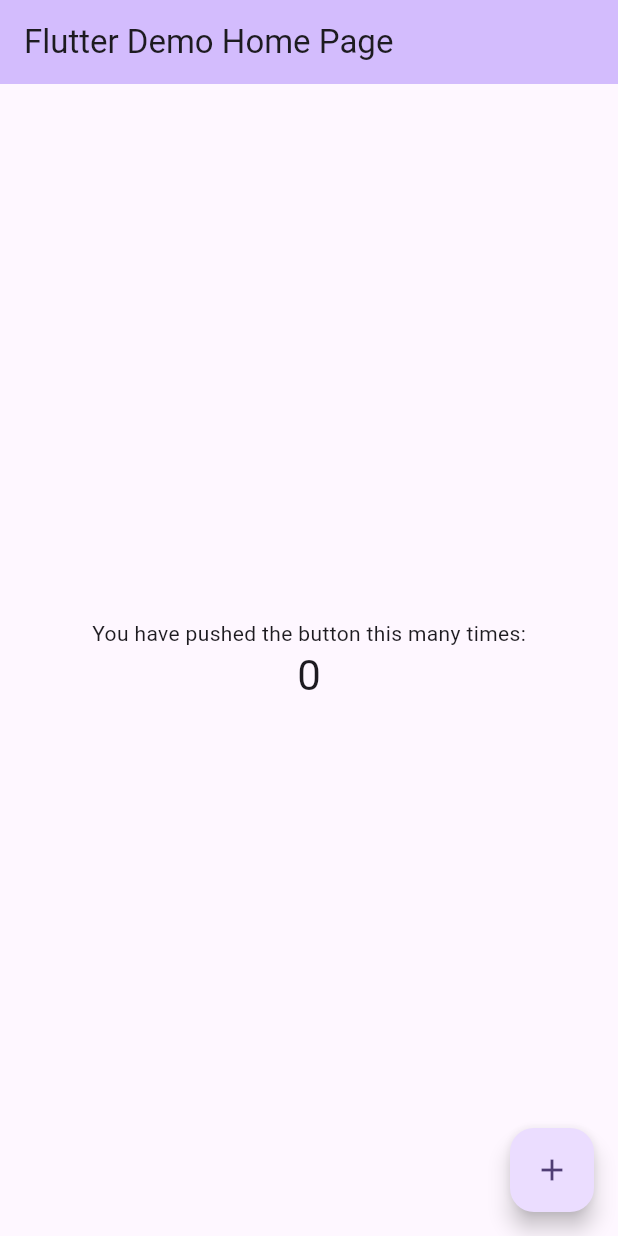
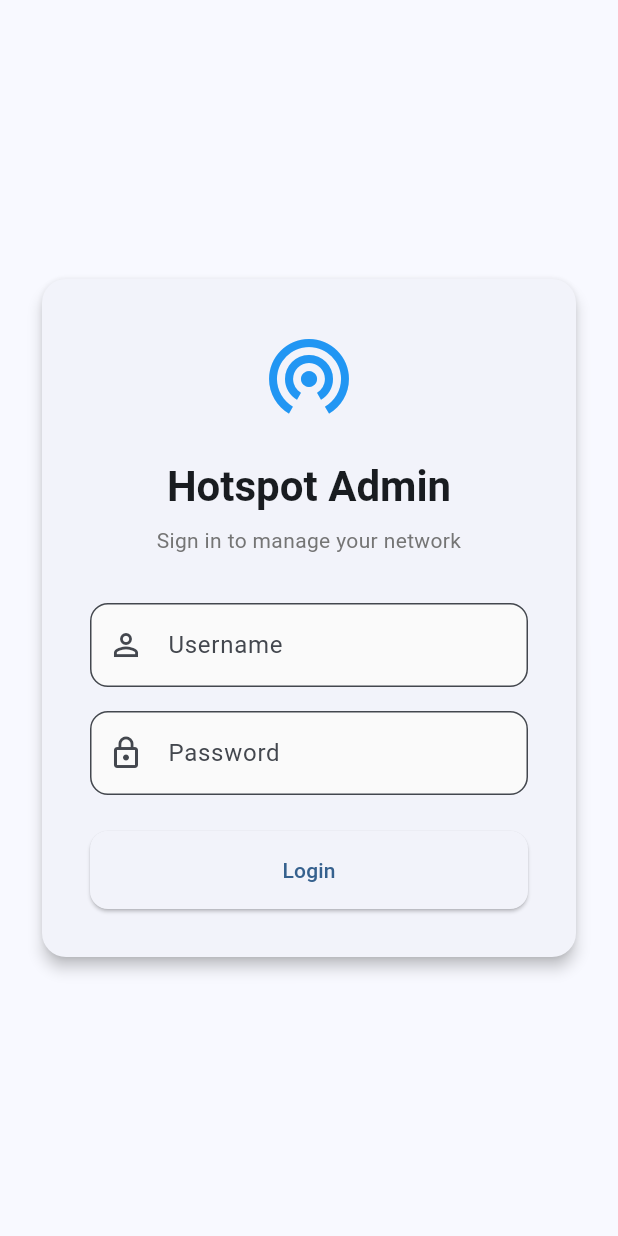
Before and after one commit to could-ai/019ae816-cc54-713b-9705-bed6281723f4, a Flutter app: the screen it shows after launch, on a phone screen of 412 x 824 dp. Run offline on Flutter 3.47's test engine with Material 3 defaults, Android fonts, the phone set to English and light mode, and no system bars.

Commit message:
Setup main application entry point with proper routing and theme configuration.; Create login screen with form validation and responsive layout.; Create dashboard screen with hotspot toggle control and user management list.

```diff
--- a/usr/lib/main.dart
+++ b/usr/lib/main.dart
@@ -1,4 +1,6 @@
 import 'package:flutter/material.dart';
+import 'package:couldai_user_app/screens/login_screen.dart';
+import 'package:couldai_user_app/screens/home_screen.dart';
 
 void main() {
   runApp(const MyApp());
@@ -7,117 +9,35 @@ void main() {
 class MyApp extends StatelessWidget {
   const MyApp({super.key});
 
-  // This widget is the root of your application.
   @override
   Widget build(BuildContext context) {
     return MaterialApp(
-      title: 'Flutter Demo',
+      title: 'Hotspot Manager',
       debugShowCheckedModeBanner: false,
       theme: ThemeData(
-        // This is the theme of your application.
-        //
-        // TRY THIS: Try running your application with "flutter run". You'll see
-        // the application has a purple toolbar. Then, without quitting the app,
-        // try changing the seedColor in the colorScheme below to Colors.green
-        // and then invoke "hot reload" (save your changes or press the "hot
-        // reload" button in a Flutter-supported IDE, or press "r" if you used
-        // the command line to start the app).
-        //
-        // Notice that the counter didn't reset back to zero; the application
-        // state is not lost during the reload. To reset the state, use hot
-        // restart instead.
-        //
-        // This works for code too, not just values: Most code changes can be
-        // tested with just a hot reload.
-        colorScheme: ColorScheme.fromSeed(seedColor: Colors.deepPurple),
+        colorScheme: ColorScheme.fromSeed(seedColor: Colors.blue),
+        useMaterial3: true,
+        inputDecorationTheme: InputDecorationTheme(
+          border: OutlineInputBorder(
+            borderRadius: BorderRadius.circular(12),
+          ),
+          filled: true,
+          fillColor: Colors.grey.shade50,
+        ),
+        elevatedButtonTheme: ElevatedButtonThemeData(
+          style: ElevatedButton.styleFrom(
+            padding: const EdgeInsets.symmetric(horizontal: 32, vertical: 16),
+            shape: RoundedRectangleBorder(
+              borderRadius: BorderRadius.circular(12),
+            ),
+          ),
+        ),
       ),
       initialRoute: '/',
       routes: {
-        '/': (context) => const MyHomePage(title: 'Flutter Demo Home Page'),
+        '/': (context) => const LoginScreen(),
+        '/home': (context) => const HomeScreen(),
       },
     );
   }
 }
-
-class MyHomePage extends StatefulWidget {
-  const MyHomePage({super.key, required this.title});
-
-  // This widget is the home page of your application. It is stateful, meaning
-  // that it has a State object (defined below) that contains fields that affect
-  // how it looks.
-
-  // This class is the configuration for the state. It holds the values (in this
-  // case the title) provided by the parent (in this case the App widget) and
-  // used by the build method of the State. Fields in a Widget subclass are
-  // always marked "final".
-
-  final String title;
-
-  @override
-  State<MyHomePage> createState() => _MyHomePageState();
-}
-
-class _MyHomePageState extends State<MyHomePage> {
-  int _counter = 0;
-
-  void _incrementCounter() {
-    setState(() {
-      // This call to setState tells the Flutter framework that something has
-      // changed in this State, which causes it to rerun the build method below
-      // so that the display can reflect the updated values. If we changed
-      // _counter without calling setState(), then the build method would not be
-      // called again, and so nothing would appear to happen.
-      _counter++;
-    });
-  }
-
-  @override
-  Widget build(BuildContext context) {
-    // This method is rerun every time setState is called, for instance as done
-    // by the _incrementCounter method above.
-    //
-    // The Flutter framework has been optimized to make rerunning build methods
-    // fast, so that you can just rebuild anything that needs updating rather
-    // than having to individually change instances of widgets.
-    return Scaffold(
-      appBar: AppBar(
-        // TRY THIS: Try changing the color here to a specific color (to
-        // Colors.amber, perhaps?) and trigger a hot reload to see the AppBar
-        // change color while the other colors stay the same.
-        backgroundColor: Theme.of(context).colorScheme.inversePrimary,
-        // Here we take the value from the MyHomePage object that was created by
-        // the App.build method, and use it to set our appbar title.
-        title: Text(widget.title),
-      ),
-      body: Center(
-        // Center is a layout widget. It takes a single child and positions it
-        // in the middle of the parent.
-        child: Column(
-          // Column is also a layout widget. It takes a list of children and
-          // arranges them vertically. By default, it sizes itself to fit its
-          // children horizontally, and tries to be as tall as its parent.
-          //
-          // Column has various properties to control how it sizes itself and
-          // how it positions its children. Here we use mainAxisAlignment to
-          // center the children vertically; the main axis here is the vertical
-          // axis because Columns are vertical (the cross axis would be
-          // horizontal).
-          //
-          // TRY THIS: Invoke "debug painting" (choose the "Toggle Debug Paint"
-          // action in the IDE, or press "p" in the console), to see the
-          // wireframe for each widget.
-          mainAxisAlignment: MainAxisAlignment.center,
-          children: <Widget>[
-            const Text('You have pushed the button this many times:'),
-            Text('$_counter', style: Theme.of(context).textTheme.headlineMedium),
-          ],
-        ),
-      ),
-      floatingActionButton: FloatingActionButton(
-        onPressed: _incrementCounter,
-        tooltip: 'Increment',
-        child: const Icon(Icons.add),
-      ), // This trailing comma makes auto-formatting nicer for build methods.
-    );
-  }
-}
--- /dev/null
+++ b/usr/lib/screens/login_screen.dart
@@ -0,0 +1,131 @@
+import 'package:flutter/material.dart';
+
+class LoginScreen extends StatefulWidget {
+  const LoginScreen({super.key});
+
+  @override
+  State<LoginScreen> createState() => _LoginScreenState();
+}
+
+class _LoginScreenState extends State<LoginScreen> {
+  final _formKey = GlobalKey<FormState>();
+  final _usernameController = TextEditingController();
+  final _passwordController = TextEditingController();
+  bool _isLoading = false;
+
+  void _handleLogin() async {
+    if (_formKey.currentState!.validate()) {
+      setState(() => _isLoading = true);
+
+      // Simulate network delay
+      await Future.delayed(const Duration(seconds: 1));
+
+      if (mounted) {
+        setState(() => _isLoading = false);
+        // For demo purposes, accept any input.
+        // In a real app, you would validate against a backend/Supabase.
+        Navigator.pushReplacementNamed(context, '/home');
+      }
+    }
+  }
+
+  @override
+  void dispose() {
+    _usernameController.dispose();
+    _passwordController.dispose();
+    super.dispose();
+  }
+
+  @override
+  Widget build(BuildContext context) {
+    return Scaffold(
+      body: Center(
+        child: SingleChildScrollView(
+          padding: const EdgeInsets.all(24.0),
+          child: ConstrainedBox(
+            constraints: const BoxConstraints(maxWidth: 400),
+            child: Card(
+              elevation: 4,
+              shape: RoundedRectangleBorder(
+                borderRadius: BorderRadius.circular(16),
+              ),
+              child: Padding(
+                padding: const EdgeInsets.all(32.0),
+                child: Form(
+                  key: _formKey,
+                  child: Column(
+                    mainAxisSize: MainAxisSize.min,
+                    crossAxisAlignment: CrossAxisAlignment.stretch,
+                    children: [
+                      const Icon(
+                        Icons.wifi_tethering,
+                        size: 64,
+                        color: Colors.blue,
+                      ),
+                      const SizedBox(height: 24),
+                      Text(
+                        'Hotspot Admin',
+                        textAlign: TextAlign.center,
+                        style: Theme.of(context).textTheme.headlineMedium?.copyWith(
+                              fontWeight: FontWeight.bold,
+                            ),
+                      ),
+                      const SizedBox(height: 8),
+                      Text(
+                        'Sign in to manage your network',
+                        textAlign: TextAlign.center,
+                        style: Theme.of(context).textTheme.bodyMedium?.copyWith(
+                              color: Colors.grey[600],
+                            ),
+                      ),
+                      const SizedBox(height: 32),
+                      TextFormField(
+                        controller: _usernameController,
+                        decoration: const InputDecoration(
+                          labelText: 'Username',
+                          prefixIcon: Icon(Icons.person_outline),
+                        ),
+                        validator: (value) {
+                          if (value == null || value.isEmpty) {
+                            return 'Please enter username';
+                          }
+                          return null;
+                        },
+                      ),
+                      const SizedBox(height: 16),
+                      TextFormField(
+                        controller: _passwordController,
+                        obscureText: true,
+                        decoration: const InputDecoration(
+                          labelText: 'Password',
+                          prefixIcon: Icon(Icons.lock_outline),
+                        ),
+                        validator: (value) {
+                          if (value == null || value.isEmpty) {
+                            return 'Please enter password';
+                          }
+                          return null;
+                        },
+                      ),
+                      const SizedBox(height: 24),
+                      ElevatedButton(
+                        onPressed: _isLoading ? null : _handleLogin,
+                        child: _isLoading
+                            ? const SizedBox(
+                                height: 20,
+                                width: 20,
+                                child: CircularProgressIndicator(strokeWidth: 2),
+                              )
+                            : const Text('Login'),
+                      ),
+                    ],
+                  ),
+                ),
+              ),
+            ),
+          ),
+        ),
+      ),
+    );
+  }
+}
```
Also changed, not shown: usr/lib/screens/home_screen.dart (added, +263 -0 lines).
